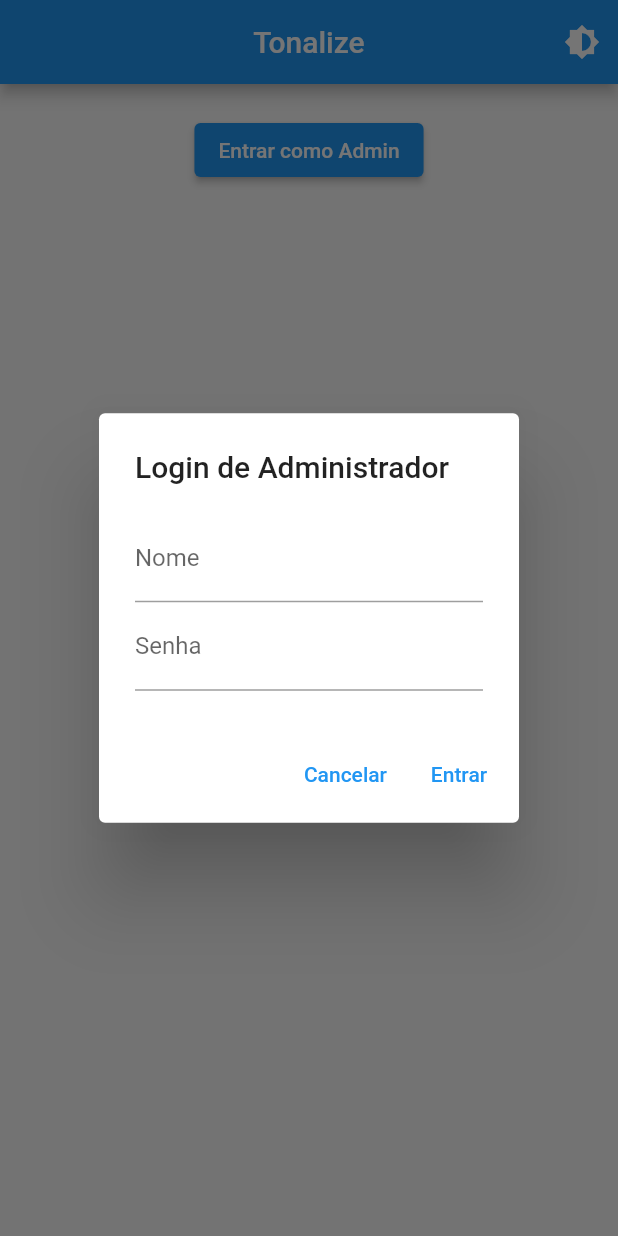
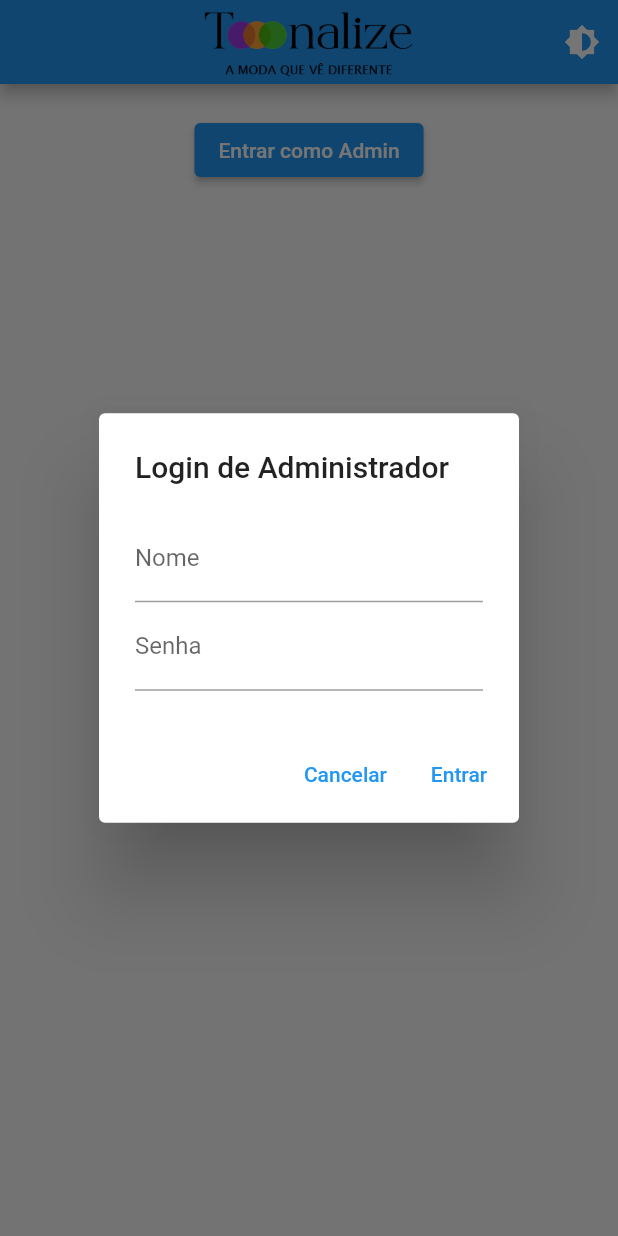
Before and after one commit to LucasDCR2/appModa, a Flutter app: the screen it shows after launch, after a tap on "Entrar como Admin", on a phone screen of 412 x 824 dp. Run offline on Flutter 3.47's test engine with Material 2 defaults, Android fonts, the phone set to English and light mode, and no system bars; our stand-ins replace barcode_widget, flutter_colorpicker, image_picker, logger, sqflite; missing offline and left inert: barcode; accounts and stored records are empty.

Commit message:
att - Logo Tonalize

```diff
--- a/lib/app/admin_page.dart
+++ b/lib/app/admin_page.dart
@@ -45,7 +45,8 @@ class _AdminPageState extends State<AdminPage> {
   Widget build(BuildContext context) {
     return Scaffold(
       appBar: AppBar(
-        title: const Text('Administração'),
+        title: Image.asset('images/Logo_Tonalize.png',
+            width: 140, height: 60),
         centerTitle: true,
       ),
       body: SingleChildScrollView(
--- a/lib/app/catalogo_page.dart
+++ b/lib/app/catalogo_page.dart
@@ -23,7 +23,8 @@ class _CatalogoPageState extends State<CatalogoPage> {
   Widget build(BuildContext context) {
     return Scaffold(
       appBar: AppBar(
-        title: const Text('Catálogo'),
+        title: Image.asset('images/Logo_Tonalize.png',
+            width: 140, height: 60),
         centerTitle: true,
         actions: [
           IconButton(
--- a/lib/app/detalhes.dart
+++ b/lib/app/detalhes.dart
@@ -15,7 +15,9 @@ class DetalhesPage extends StatelessWidget {
   Widget build(BuildContext context) {
     return Scaffold(
       appBar: AppBar(
-        title: const Text('Detalhes do Produto'),
+        title: Image.asset('images/Logo_Tonalize.png',
+            width: 140, height: 60),
+            centerTitle: true,
         actions: [
           IconButton(
             icon: const Icon(Icons.home),
--- a/lib/app/gerenciar_cores_page.dart
+++ b/lib/app/gerenciar_cores_page.dart
@@ -350,7 +350,8 @@ void _exibirCombinacoesDialog(BuildContext context) {
 Widget build(BuildContext context) {
   return Scaffold(
     appBar: AppBar(
-      title: Text('Gerenciar Cores'),
+      title: Image.asset('images/Logo_Tonalize.png',
+            width: 140, height: 60),
       centerTitle: true,
     ),
     body: Center(
--- a/lib/app/home_page.dart
+++ b/lib/app/home_page.dart
@@ -99,7 +99,8 @@ class _HomePageState extends State<HomePage> {
   Widget build(BuildContext context) {
     return Scaffold(
       appBar: AppBar(
-        title: const Text('Tonalize'),
+        title: Image.asset('images/Logo_Tonalize.png',
+            width: 140, height: 60),
         centerTitle: true,
         actions: [
           IconButton(
@@ -113,7 +114,7 @@ class _HomePageState extends State<HomePage> {
           mainAxisAlignment: MainAxisAlignment.start,
           children: [
             SizedBox(height: 20),
-            if (isToggleButtonVisible) // Mostrar o botão de alternância apenas quando visível
+            if (isToggleButtonVisible)
               ElevatedButton(
                 onPressed: selectedUserType == UserType.client
                     ? toggleUserType
--- a/lib/database/database_helper.dart
+++ b/lib/database/database_helper.dart
@@ -116,8 +116,8 @@ class DatabaseProvider {
       )
   ''');
 
-    final coresCombinantes = [
-      {
+    final coresCombinantes = [];
+      /*{
         'corPrincipal': 'Azul',
         'codigoCorPrincipal': '#0000FF',
         'corCombinante': 'Azul',
@@ -142,7 +142,7 @@ class DatabaseProvider {
         'codigoCorCombinante': '#800080'
       },
       // Adicione outras relações de cores combinantes conforme necessário
-    ];
+    ];*/
 
     for (final relacao in coresCombinantes) {
       await db.insert('cores_combinantes', relacao);
--- a/pubspec.yaml
+++ b/pubspec.yaml
@@ -67,8 +67,8 @@ flutter:
   uses-material-design: true
 
   # To add assets to your application, add an assets section, like this:
-  # assets:
-  #   - images/a_dot_burr.jpeg
+  assets:
+  - images/Logo_Tonalize.png
   #   - images/a_dot_ham.jpeg
 
   # An image asset can refer to one or more resolution-specific "variants", see
```
Also changed, not shown: images/Logo_Tonalize.png (added).
